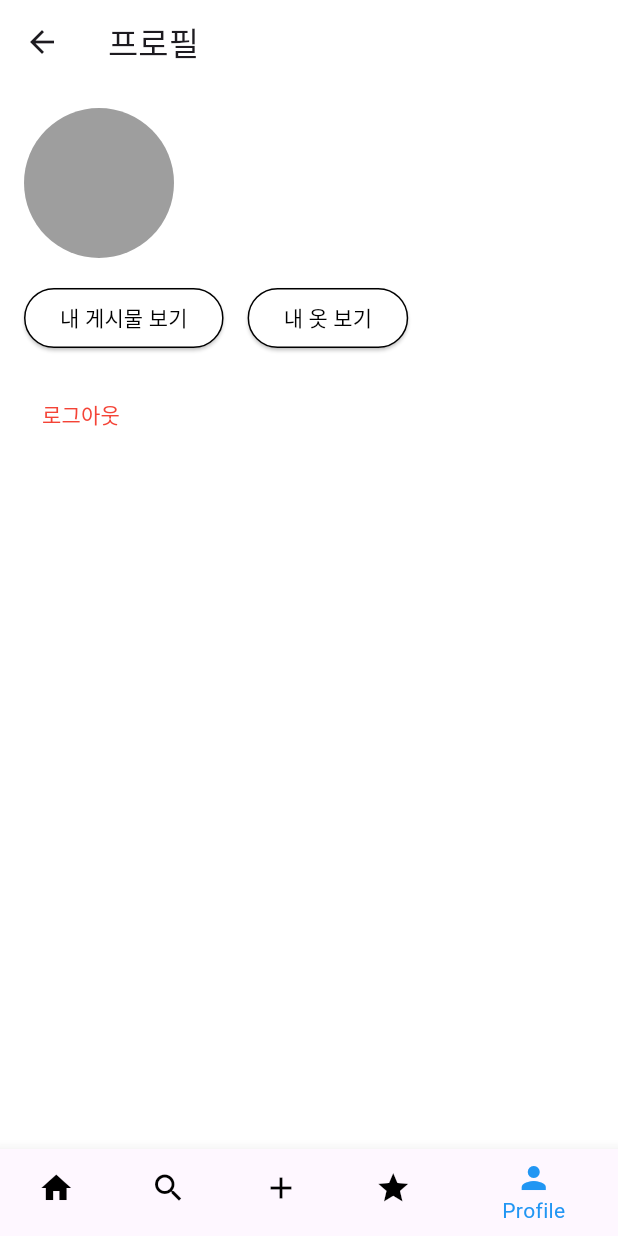
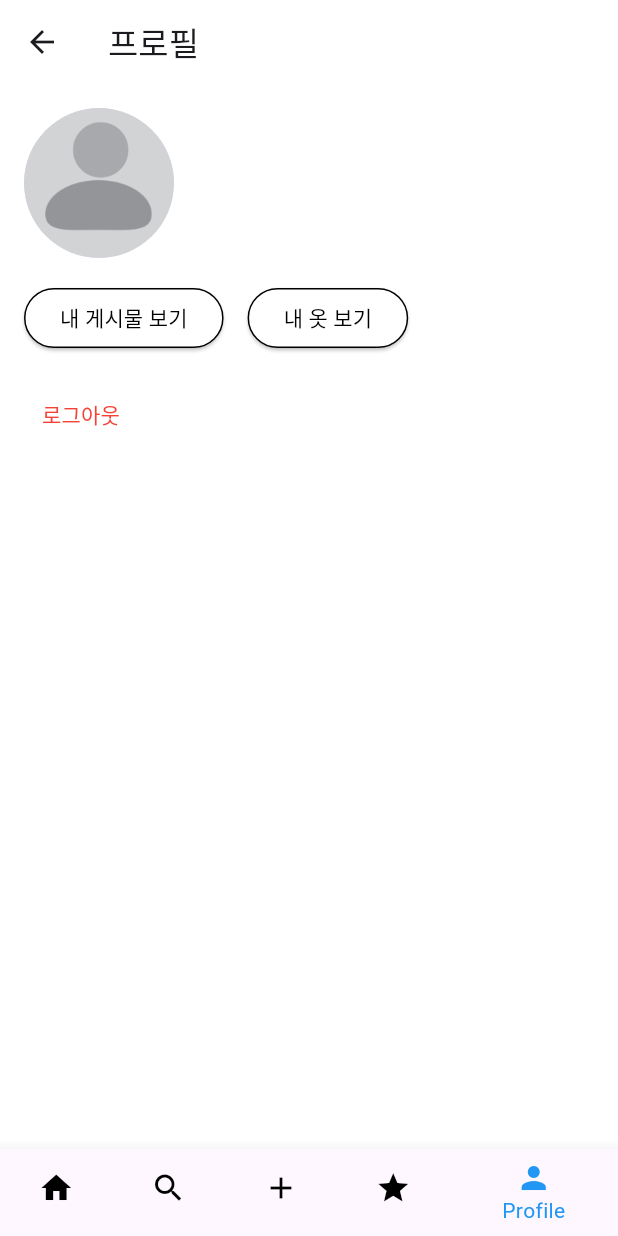
Before and after one commit to geonwoo0215/Fit-front, a Flutter app: the HomePage screen opened by its route, item 5 of the bottom bar chosen, on a phone screen of 412 x 824 dp. Run offline on Flutter 3.47's test engine with Material 3 defaults, Android fonts, the phone set to English and light mode, and no system bars; our stand-ins replace dio, flutter_secure_storage, image_picker; accounts and stored records are empty; network calls fail.

```diff
--- a/lib/pages/profile_page.dart
+++ b/lib/pages/profile_page.dart
@@ -162,7 +162,7 @@ class _ProfilePageState extends State<ProfilePage> {
                   children: [
                     CircleAvatar(
                       radius: 50,
-                      backgroundColor: Colors.grey,
+                      backgroundImage: AssetImage('assets/default_profile.png'),
                     ),
                     SizedBox(width: 16.0),
                     Column(
```
Also changed, not shown: lib/main.dart (+2 -7 lines), lib/pages/board_detail_page.dart (+9 -9 lines), lib/pages/board_page.dart (+8 -8 lines), lib/pages/rank_page.dart (+16 -17 lines), assets/default_profile.png (added), pubspec.lock.
